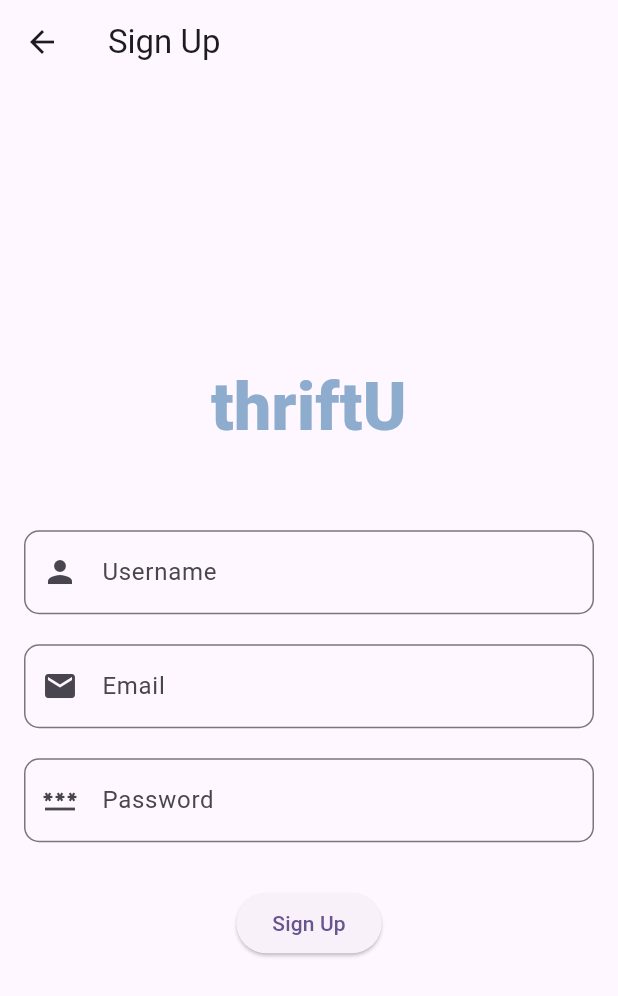
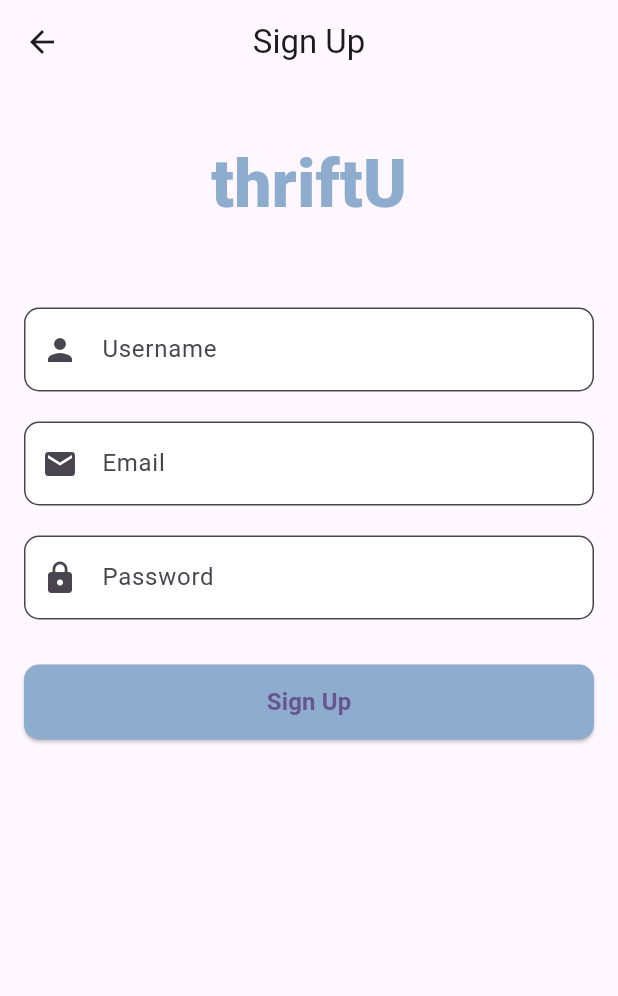
Before and after one commit to HarrisonPW/ThriftU, a Flutter app: the screen it shows after launch, after a tap on an icon or button, on a phone screen of 412 x 824 dp. Shown: the top 996 px of the screen. Run offline on Flutter 3.47's test engine with Material 3 defaults, Android fonts, the light colour scheme and no system bars; our stand-ins replace geolocator, image_picker, shared_preferences; network calls fail.

Commit message:
fix login and signup issue

```diff
--- a/ThriftU/lib/login_page.dart
+++ b/ThriftU/lib/login_page.dart
@@ -1,8 +1,6 @@
 import 'package:flutter/material.dart';
-import 'package:http/http.dart' as http;
-import 'dart:convert';
+import 'package:shared_preferences/shared_preferences.dart';
 import 'api_service.dart';
-import 'package:shared_preferences/shared_preferences.dart';
 
 class LoginPage extends StatefulWidget {
   const LoginPage({super.key});
@@ -15,100 +13,150 @@ class _LoginPageState extends State<LoginPage> {
   final TextEditingController _emailController = TextEditingController();
   final TextEditingController _passwordController = TextEditingController();
   final ApiService _apiService = ApiService();
+  bool _isLoading = false;
 
   Future<void> loginUser() async {
+    if (!_validateInput()) return;
+
+    setState(() => _isLoading = true);
+
     try {
       final response = await _apiService.login(
-        _emailController.text,
+        _emailController.text.trim(),
         _passwordController.text,
       );
 
+      if (!mounted) return;
+
       if (response != null) {
         if (response['error'] == 'User not activated') {
-          ScaffoldMessenger.of(context).showSnackBar(
-            SnackBar(content: Text('Please activate your account first.')),
-          );
-          // Optionally, navigate to the activation page
+          _showMessage('Please activate your account first.');
           Navigator.pushNamed(context, '/activation');
         } else {
-          // Handle successful login
           final String token = response['token'];
-
-          // Store token securely
-          SharedPreferences prefs = await SharedPreferences.getInstance();
-          await prefs.setString('auth_token', token);
+          await _saveToken(token);
           Navigator.pushReplacementNamed(context, '/main_navigation');
         }
       }
     } catch (e) {
-      // Handle error
-      ScaffoldMessenger.of(context).showSnackBar(
-        SnackBar(content: Text(e.toString())),
-      );
+      if (!mounted) return;
+      _showMessage(e.toString());
+    } finally {
+      if (mounted) {
+        setState(() => _isLoading = false);
+      }
     }
   }
 
+  bool _validateInput() {
+    if (_emailController.text.trim().isEmpty) {
+      _showMessage('Please enter your email');
+      return false;
+    }
+    if (_passwordController.text.isEmpty) {
+      _showMessage('Please enter your password');
+      return false;
+    }
+    return true;
+  }
 
+  Future<void> _saveToken(String token) async {
+    final prefs = await SharedPreferences.getInstance();
+    await prefs.setString('auth_token', token);
+  }
+
+  void _showMessage(String message) {
+    ScaffoldMessenger.of(context).showSnackBar(
+      SnackBar(content: Text(message)),
+    );
+  }
+
+  @override
+  void dispose() {
+    _emailController.dispose();
+    _passwordController.dispose();
+    super.dispose();
+  }
 
   @override
   Widget build(BuildContext context) {
     return Scaffold(
-      appBar: AppBar(title: const Text('Login')),
-      body: Padding(padding:
-        const EdgeInsets.all(16.0),
+      body: SafeArea(
+        child: SingleChildScrollView(
+          padding: const EdgeInsets.symmetric(horizontal: 24.0, vertical: 16.0),
+          child: ConstrainedBox(
+            constraints: BoxConstraints(
+              minHeight: MediaQuery.of(context).size.height -
+                  MediaQuery.of(context).padding.top -
+                  MediaQuery.of(context).padding.bottom - 32,
+            ),
             child: Column(
               mainAxisAlignment: MainAxisAlignment.center,
-          crossAxisAlignment: CrossAxisAlignment.center,
               children: [
-            Text(
+                const Text(
                   'thriftU',
-              style: const TextStyle(
+                  style: TextStyle(
                     fontSize: 44,
                     fontWeight: FontWeight.w900,
                     color: Color(0xFF8EACCD),
                   ),
-              textAlign: TextAlign.center,
                 ),
                 const SizedBox(height: 50),
                 TextField(
                   controller: _emailController,
                   decoration: InputDecoration(
                     labelText: 'Email',
-                prefixIcon: Icon(Icons.email),
+                    prefixIcon: const Icon(Icons.email),
                     border: OutlineInputBorder(
                       borderRadius: BorderRadius.circular(10.0),
                     ),
                   ),
+                  keyboardType: TextInputType.emailAddress,
+                  textInputAction: TextInputAction.next,
                 ),
                 const SizedBox(height: 20),
                 TextField(
                   controller: _passwordController,
                   decoration: InputDecoration(
                     labelText: 'Password',
-                prefixIcon: Icon(Icons.password),
+                    prefixIcon: const Icon(Icons.lock),
                     border: OutlineInputBorder(
                       borderRadius: BorderRadius.circular(10.0),
                     ),
                   ),
                   obscureText: true,
+                  textInputAction: TextInputAction.done,
+                  onSubmitted: (_) => loginUser(),
                 ),
                 const SizedBox(height: 30),
-            ElevatedButton(
-              onPressed: loginUser,
-              /*onPressed: (){
-                Navigator.pushNamed(context, '/marketplace');
-              },*/
-              child: const Text('Login'),
+                SizedBox(
+                  width: double.infinity,
+                  child: ElevatedButton(
+                    onPressed: _isLoading ? null : loginUser,
+                    style: ElevatedButton.styleFrom(
+                      padding: const EdgeInsets.symmetric(vertical: 16),
+                      shape: RoundedRectangleBorder(
+                        borderRadius: BorderRadius.circular(10),
+                      ),
+                    ),
+                    child: _isLoading
+                        ? const SizedBox(
+                      height: 20,
+                      width: 20,
+                      child: CircularProgressIndicator(strokeWidth: 2),
+                    )
+                        : const Text('Login'),
+                  ),
                 ),
                 TextButton(
-              onPressed: () {
-                Navigator.pushNamed(context, '/signup');
-              },
+                  onPressed: () => Navigator.pushNamed(context, '/signup'),
                   child: const Text('Don\'t have an account? Sign Up'),
                 ),
               ],
             ),
           ),
+        ),
+      ),
     );
   }
 }
--- a/ThriftU/lib/marketplace_page.dart
+++ b/ThriftU/lib/marketplace_page.dart
@@ -41,7 +41,7 @@ class _MarketplacePageState extends State<MarketplacePage> {
     _fetchPosts();
     _fetchWeather();
     //_startTimer();
-    Timer(const Duration(seconds: 5), () {
+    Timer(const Duration(seconds: 15), () {
       if (mounted) {
         setState(() {
           showWeather = false;
--- a/ThriftU/lib/signup_page.dart
+++ b/ThriftU/lib/signup_page.dart
@@ -1,6 +1,4 @@
 import 'package:flutter/material.dart';
-import 'package:http/http.dart' as http;
-import 'dart:convert';
 import 'api_service.dart';
 
 class SignupPage extends StatefulWidget {
@@ -24,9 +22,9 @@ class _SignupPageState extends State<SignupPage> {
         _usernameController.text,
       );
       // Navigate to activation page after successful signup
-      Navigator.pushReplacementNamed(context, '/activation', arguments: _emailController.text);
+      Navigator.pushReplacementNamed(context, '/activation',
+          arguments: _emailController.text);
     } catch (e) {
-      // Handle error (e.g., show error message)
       ScaffoldMessenger.of(context).showSnackBar(
         SnackBar(content: Text(e.toString())),
       );
@@ -36,61 +34,96 @@ class _SignupPageState extends State<SignupPage> {
   @override
   Widget build(BuildContext context) {
     return Scaffold(
-      appBar: AppBar(title: const Text('Sign Up')),
-      body: Padding(
+      appBar: AppBar(
+        leading: IconButton(
+          icon: const Icon(Icons.arrow_back),
+          onPressed: () => Navigator.pop(context),
+        ),
+        title: const Text('Sign Up'),
+        centerTitle: true,
+        backgroundColor: Colors.transparent,
+        elevation: 0,
+      ),
+      body: SafeArea(
+        child: SingleChildScrollView(
+          child: Padding(
             padding: const EdgeInsets.all(16.0),
             child: Column(
-          mainAxisAlignment: MainAxisAlignment.center,
               children: [
-            Text(
+                const SizedBox(height: 20),
+                const Text(
                   'thriftU',
-              style: const TextStyle(
+                  style: TextStyle(
                     fontSize: 44,
                     fontWeight: FontWeight.w900,
-                color: Color(0xFF8EACCD), // Change color if needed
+                    color: Color(0xFF8EACCD),
                   ),
-              textAlign: TextAlign.center, // Center the text
                 ),
                 const SizedBox(height: 50),
-            TextField(
+                TextFormField(
                   controller: _usernameController,
                   decoration: InputDecoration(
                     labelText: 'Username',
-                prefixIcon: Icon(Icons.person),
+                    prefixIcon: const Icon(Icons.person),
                     border: OutlineInputBorder(
-                  borderRadius: BorderRadius.circular(10.0), // Rounded corners
+                      borderRadius: BorderRadius.circular(10.0),
+                    ),
+                    filled: true,
+                    fillColor: Colors.white,
+                  ),
+                ),
+                const SizedBox(height: 20),
+                TextFormField(
+                  controller: _emailController,
+                  keyboardType: TextInputType.emailAddress,
+                  decoration: InputDecoration(
+                    labelText: 'Email',
+                    prefixIcon: const Icon(Icons.email),
+                    border: OutlineInputBorder(
+                      borderRadius: BorderRadius.circular(10.0),
+                    ),
+                    filled: true,
+                    fillColor: Colors.white,
+                  ),
+                ),
+                const SizedBox(height: 20),
+                TextFormField(
+                  controller: _passwordController,
+                  obscureText: true,
+                  decoration: InputDecoration(
+                    labelText: 'Password',
+                    prefixIcon: const Icon(Icons.lock),
+                    border: OutlineInputBorder(
+                      borderRadius: BorderRadius.circular(10.0),
+                    ),
+                    filled: true,
+                    fillColor: Colors.white,
+                  ),
+                ),
+                const SizedBox(height: 30),
+                SizedBox(
+                  width: double.infinity,
+                  height: 50,
+                  child: ElevatedButton(
+                    onPressed: signupUser,
+                    style: ElevatedButton.styleFrom(
+                      backgroundColor: const Color(0xFF8EACCD),
+                      shape: RoundedRectangleBorder(
+                        borderRadius: BorderRadius.circular(10),
+                      ),
+                    ),
+                    child: const Text(
+                      'Sign Up',
+                      style: TextStyle(
+                        fontSize: 16,
+                        fontWeight: FontWeight.bold,
                       ),
                     ),
                   ),
-            const SizedBox(height: 20),
-            TextField(
-              controller: _emailController,
-              decoration: InputDecoration(
-                labelText: 'Email',
-                prefixIcon: Icon(Icons.email),
-                border: OutlineInputBorder(
-                  borderRadius: BorderRadius.circular(10.0), // Rounded corners
+                ),
+              ],
             ),
           ),
-            ),
-            const SizedBox(height: 20),
-            TextField(
-              controller: _passwordController,
-              decoration: InputDecoration(
-                labelText: 'Password',
-                prefixIcon: Icon(Icons.password),
-                border: OutlineInputBorder(
-                  borderRadius: BorderRadius.circular(10.0), // Rounded corners
-                ),
-              ),
-              obscureText: true,
-            ),
-            const SizedBox(height: 30),
-            ElevatedButton(
-              onPressed: signupUser,
-              child: const Text('Sign Up'),
-            ),
-          ],
         ),
       ),
     );
```
Lines whose indentation alone changed are shown as unchanged.
